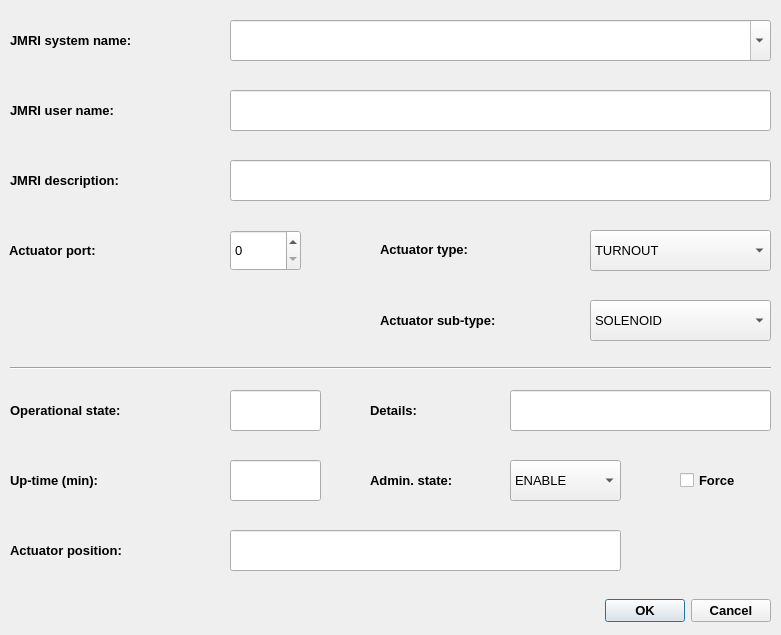
Above: server/scripts/myRailIO/ui/Actuator_Dialog.ui from jonasbjurel/myRailIO before the change. Below: the same form after it.
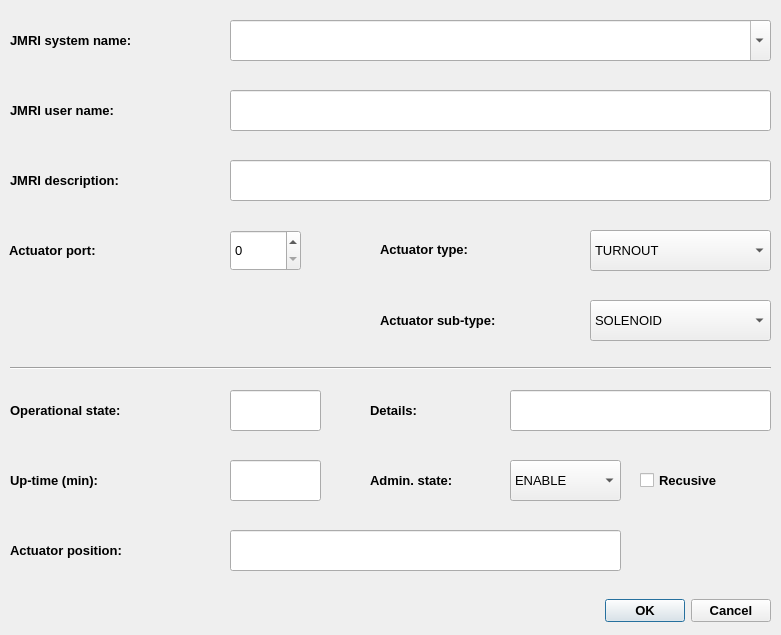
That is the form after the change. Icons and pictures are not drawn.

Diff of the .ui file:
```diff
--- a/server/scripts/myRailIO/ui/Actuator_Dialog.ui
+++ b/server/scripts/myRailIO/ui/Actuator_Dialog.ui
@@ -56,7 +56,7 @@
     <rect>
      <x>370</x>
      <y>460</y>
-     <width>141</width>
+     <width>131</width>
      <height>41</height>
     </rect>
    </property>
@@ -82,7 +82,7 @@
     <rect>
      <x>10</x>
      <y>390</y>
-     <width>221</width>
+     <width>211</width>
      <height>41</height>
     </rect>
    </property>
@@ -130,9 +130,9 @@
   <widget class="QCheckBox" name="adminStateForceCheckBox">
    <property name="geometry">
     <rect>
-     <x>680</x>
+     <x>640</x>
      <y>460</y>
-     <width>91</width>
+     <width>131</width>
      <height>41</height>
     </rect>
    </property>
@@ -147,7 +147,7 @@
     <string>&lt;html&gt;&lt;head/&gt;&lt;body&gt;&lt;p&gt;&lt;span style=&quot; font-weight:400;&quot;&gt;Actuator Force Admin state change - recursively changes admin state of childs&lt;/span&gt;&lt;/p&gt;&lt;/body&gt;&lt;/html&gt;</string>
    </property>
    <property name="text">
-    <string>Force</string>
+    <string>Recusive</string>
    </property>
   </widget>
   <widget class="QLabel" name="label_5">
@@ -155,7 +155,7 @@
     <rect>
      <x>10</x>
      <y>460</y>
-     <width>221</width>
+     <width>211</width>
      <height>41</height>
     </rect>
    </property>
@@ -225,7 +225,7 @@
     <rect>
      <x>370</x>
      <y>390</y>
-     <width>141</width>
+     <width>131</width>
      <height>41</height>
     </rect>
    </property>
@@ -295,7 +295,7 @@
     <rect>
      <x>10</x>
      <y>20</y>
-     <width>221</width>
+     <width>211</width>
      <height>41</height>
     </rect>
    </property>
@@ -321,7 +321,7 @@
     <rect>
      <x>10</x>
      <y>90</y>
-     <width>221</width>
+     <width>211</width>
      <height>41</height>
     </rect>
    </property>
@@ -395,7 +395,7 @@
     <rect>
      <x>10</x>
      <y>530</y>
-     <width>221</width>
+     <width>211</width>
      <height>41</height>
     </rect>
    </property>
@@ -418,7 +418,7 @@
     <rect>
      <x>10</x>
      <y>160</y>
-     <width>221</width>
+     <width>211</width>
      <height>41</height>
     </rect>
    </property>
@@ -468,7 +468,7 @@
     <rect>
      <x>9</x>
      <y>230</y>
-     <width>221</width>
+     <width>211</width>
      <height>41</height>
     </rect>
    </property>
```
Left out of the diff: 55 changed lines with no effect on the pictures.
